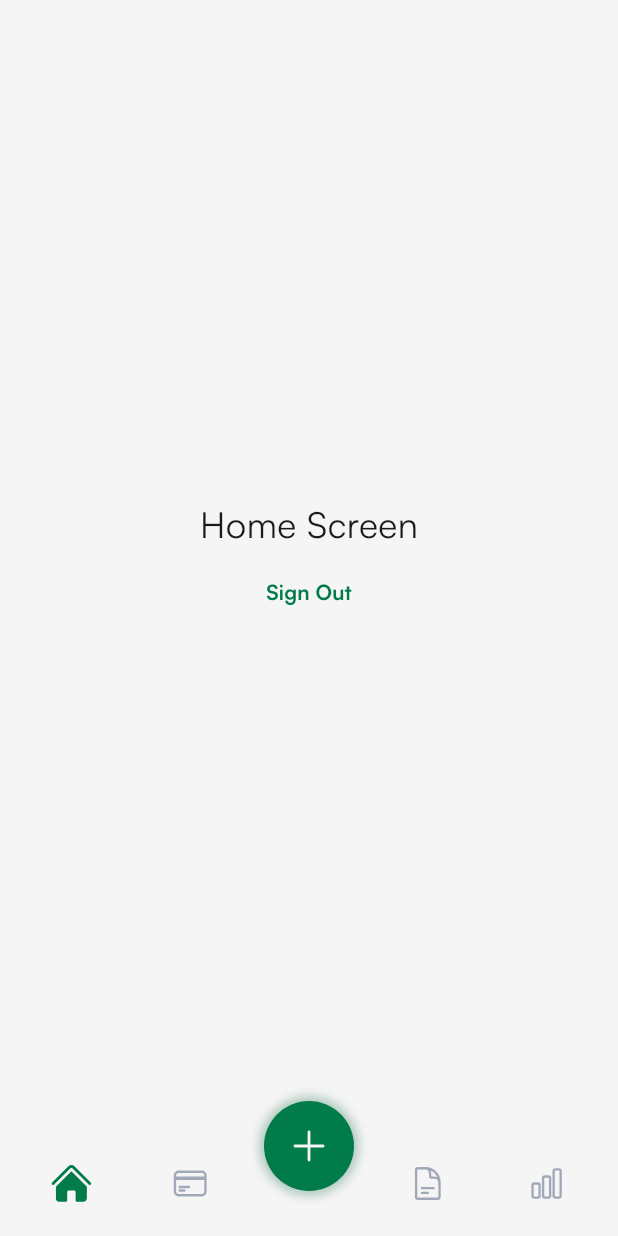
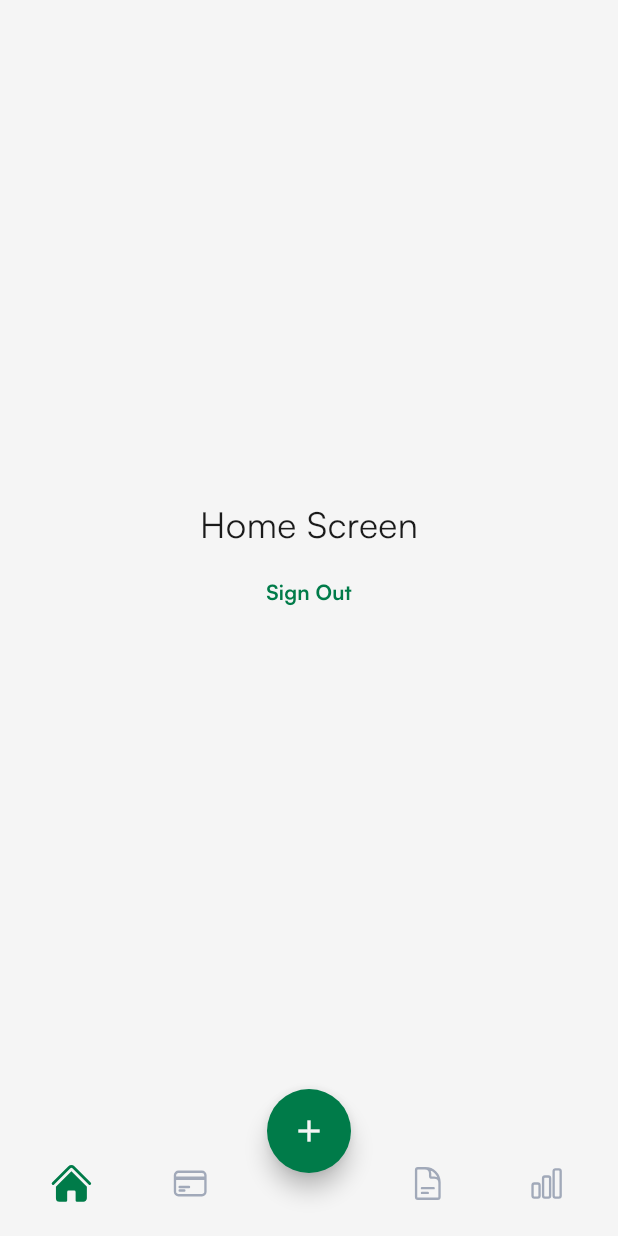
Before and after one commit to future-financial/future, a Flutter app: the screen it shows once a user with an empty profile is signed in, on a phone screen of 412 x 824 dp. Run offline on Flutter 3.47's test engine with Material 3 defaults, Android fonts, the light colour scheme and no system bars; our stand-ins replace envied, flutter_riverpod, flutter_svg, form_validator, freezed_annotation, go_router and 4 more; accounts and stored records are empty; generated files the repository leaves out were written again.

Commit message:
feat: enhance bottom navigation with floating action button and update layout

```diff
--- a/lib/screens/main_screen.dart
+++ b/lib/screens/main_screen.dart
@@ -1,5 +1,7 @@
 import 'package:flutter/material.dart' hide BottomNavigationBar;
 import 'package:future/screens/home_screen.dart';
+import 'package:future/shared/constants/border.dart';
+import 'package:future/shared/extensions/build_context_extensions.dart';
 import 'package:future/shared/ui/bottom_navigation_bar.dart';
 
 class MainScreen extends StatefulWidget {
@@ -41,6 +43,16 @@ class _MainScreenState extends State<MainScreen> {
           _onTabTapped(index);
         },
       ),
+      floatingActionButtonLocation: FloatingActionButtonLocation.centerDocked,
+      floatingActionButton: FloatingActionButton(
+        shape: RoundedRectangleBorder(
+          borderRadius: AppBorders.borderRadiusFull,
+        ),
+        onPressed: () {
+          context.showInfoSnackBar("This feature is coming soon!");
+        },
+        child: Icon(Icons.add),
+      ),
     );
   }
 }
--- a/lib/shared/ui/bottom_navigation_bar.dart
+++ b/lib/shared/ui/bottom_navigation_bar.dart
@@ -1,7 +1,6 @@
 import 'package:flutter/material.dart';
 import 'package:future/shared/constants/colors.dart';
 import 'package:future/shared/constants/spacing.dart';
-import 'package:future/shared/extensions/build_context_extensions.dart';
 import 'package:future/shared/ui/button.dart';
 import 'package:heroicons/heroicons.dart';
 
@@ -40,7 +39,7 @@ class BottomNavigationBar extends StatelessWidget {
             onTap: onTap,
           ),
           AppSpacing.gapH16,
-          _CenterAddButton(),
+          Expanded(child: SizedBox.shrink()),
           AppSpacing.gapH16,
           _NavItem(
             icon: HeroIcons.documentText,
@@ -94,55 +93,3 @@ class _NavItem extends StatelessWidget {
     );
   }
 }
-
-class _CenterAddButton extends StatelessWidget {
-  const _CenterAddButton();
-
-  @override
-  Widget build(BuildContext context) {
-    return Expanded(
-      child: Stack(
-        clipBehavior: Clip.none,
-        children: [
-          Positioned(
-            top: -20,
-            left: 0,
-            right: 0,
-            child: Center(
-              child: Container(
-                height: 60,
-                width: 60,
-                clipBehavior: Clip.hardEdge,
-                decoration: BoxDecoration(
-                  shape: BoxShape.circle,
-                  color: Theme.of(context).colorScheme.primaryContainer,
-                  boxShadow: [
-                    BoxShadow(
-                      color: AppColors.plum700.withValues(alpha: 0.3),
-                      blurRadius: 5,
-                      offset: const Offset(0, 0),
-                      spreadRadius: 3,
-                    ),
-                  ],
-                ),
-                child: Button(
-                  variant: ButtonVariant.ghost,
-                  onPressed: () {
-                    context.showInfoSnackBar(
-                      "Add new transaction is coming soon!",
-                    );
-                  },
-                  child: HeroIcon(
-                    HeroIcons.plus,
-                    color: Theme.of(context).colorScheme.onPrimary,
-                    size: 30,
-                  ),
-                ),
-              ),
-            ),
-          ),
-        ],
-      ),
-    );
-  }
-}
```
